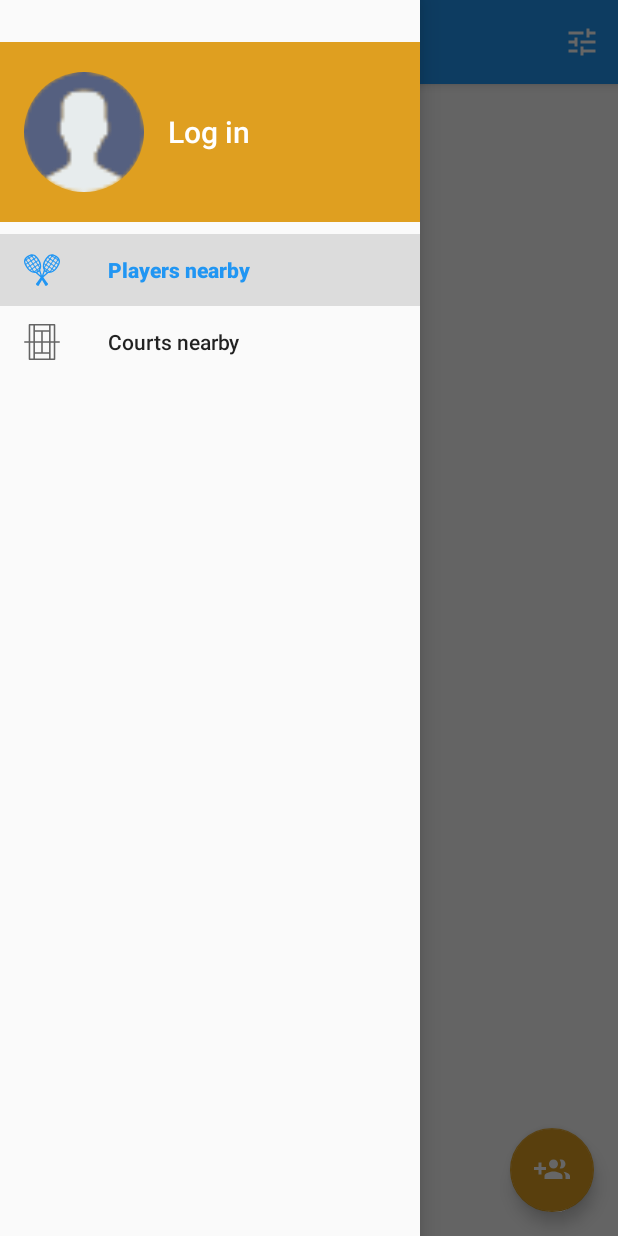
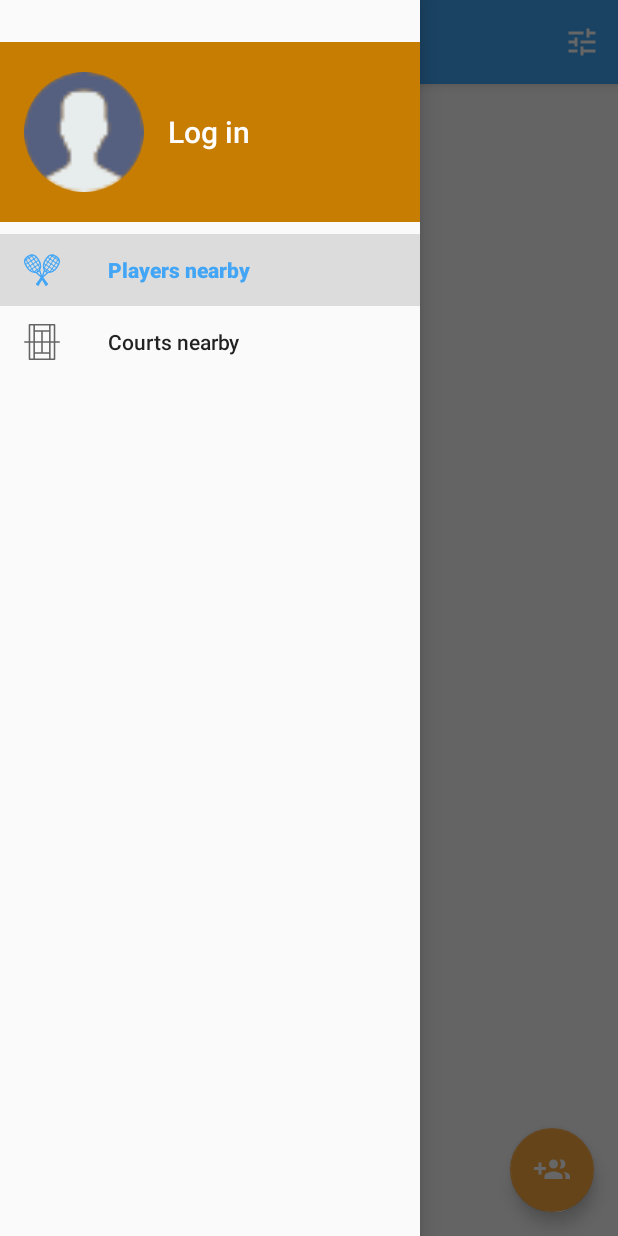
Before and after one commit to ivangr1/TennisPartner-Android, an Android app: the screen it shows after launch (PartnerActivity), with the side drawer open, on a phone screen of 412 x 824 dp. Run offline under Robolectric (Android 15) with nearby library versions, the phone set to English and light mode, and no system bars; our stand-ins replace Firebase (no records; nobody signed in at launch, a user with empty details on screens opened directly); libraries missing offline, so code that uses them is left out: com.firebase.ui, com.sendbird.android, org.imperiumlabs.geofirestore; pictures from the network do not load; 2 statements that could not run were skipped.

```diff
--- a/app/build.gradle
+++ b/app/build.gradle
@@ -12,6 +12,7 @@ android {
         testInstrumentationRunner "androidx.test.runner.AndroidJUnitRunner"
         // Optional: Specify the language(s) your app supports.
         resConfigs "en", "hr", "pt-rBR"
+        vectorDrawables.useSupportLibrary = true
     }
     dataBinding {
         enabled = true;
--- a/app/src/main/AndroidManifest.xml
+++ b/app/src/main/AndroidManifest.xml
@@ -24,7 +24,7 @@
 
         <activity
             android:theme="@style/AppTheme.NoActionBar"
-            android:label="@string/partner_activity_title"
+            android:label="@string/app_name"
             android:name=".PartnerActivity">
             <intent-filter>
                 <action android:name="android.intent.action.MAIN" />
--- a/app/src/main/java/com/ivangr/tennispartner/CourtActivity.java
+++ b/app/src/main/java/com/ivangr/tennispartner/CourtActivity.java
@@ -157,7 +157,7 @@ public class CourtActivity extends AppCompatActivity implements OnMapReadyCallba
             });
         }
     }*/
-    private static final float DEFAULT_ZOOM = 13.5f;
+    private static final float DEFAULT_ZOOM = 13f;
 
     private double radius = 20;
     private GeoFirestore geoFirestore;
--- a/app/src/main/res/layout/activity_group_chat.xml
+++ b/app/src/main/res/layout/activity_group_chat.xml
@@ -23,7 +23,7 @@
     <LinearLayout
         android:id="@+id/layout_group_chat_match"
         android:layout_alignParentTop="true"
-        android:background="@color/colorAccent"
+        android:background="@color/colorAccentDark"
         android:layout_width="match_parent"
         android:layout_height="wrap_content"
         android:orientation="horizontal"
--- a/app/src/main/res/layout/nav_header_main.xml
+++ b/app/src/main/res/layout/nav_header_main.xml
@@ -4,7 +4,7 @@
     android:id="@+id/nav_header"
     android:layout_width="match_parent"
     android:layout_height="120dp"
-    android:background="?attr/colorAccent"
+    android:background="@color/colorAccentDark"
     android:gravity="center_vertical"
     android:orientation="horizontal"
     android:layout_marginTop="28dp"
--- a/app/src/main/res/values/colors.xml
+++ b/app/src/main/res/values/colors.xml
@@ -1,17 +1,18 @@
 <?xml version="1.0" encoding="utf-8"?>
 <resources>
-    <color name="colorPrimary">#2196f3</color>
-    <color name="colorPrimaryDark">#1a237e</color>
-    <color name="colorAccent">#df9f20</color>
+    <color name="colorPrimary">#42a5f5</color>
+    <color name="colorPrimaryDark">#0077c2</color>
+    <color name="colorAccent">#ffab40</color>
+    <color name="colorAccentDark">#c77c02</color>
 
     <!-- Group Chat -->
-    <color name="groupChatBubbleMe">#774df2</color>
+    <color name="groupChatBubbleMe">@color/colorPrimaryDark</color>
     <color name="groupChatTextMe">#ffffff</color>
     <color name="groupChatBubbleOther">#eef1f6</color>
     <color name="groupChatTextOther">#000000</color>
 
-    <color name="groupChatReadReceiptMe">#1fcc94</color>
-    <color name="groupChatReadReceiptOther">#00BCD4</color>
+    <color name="groupChatReadReceiptMe">@color/colorAccent</color>
+    <color name="groupChatReadReceiptOther">@color/colorAccentDark</color>
 
     <color name="groupChatAdminBackground">#e0fcff</color>
     <color name="groupChatAdminText">#39474e</color>
```
Also changed, not shown: 1 other file.
